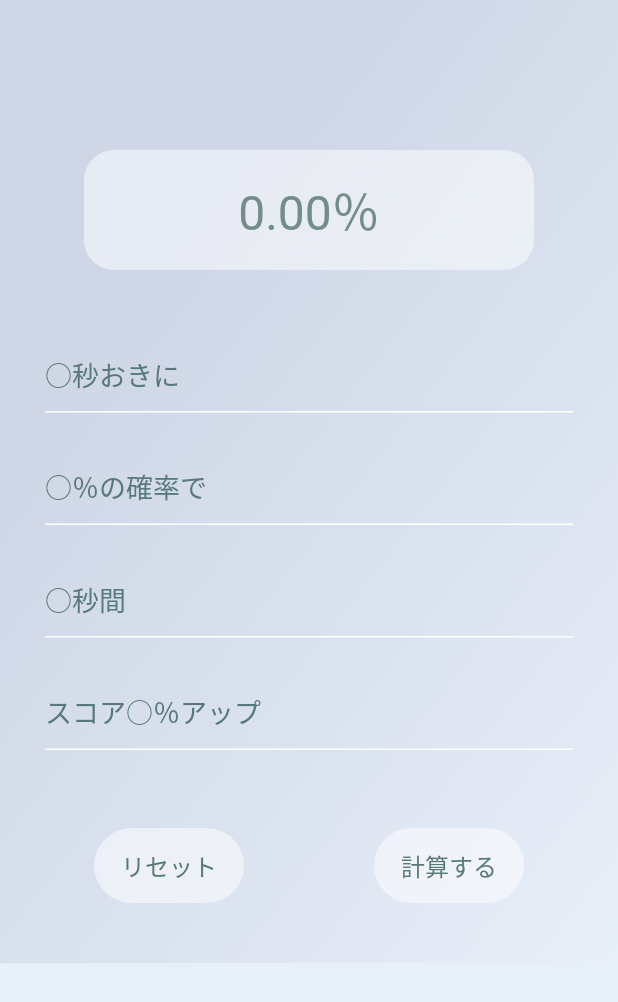
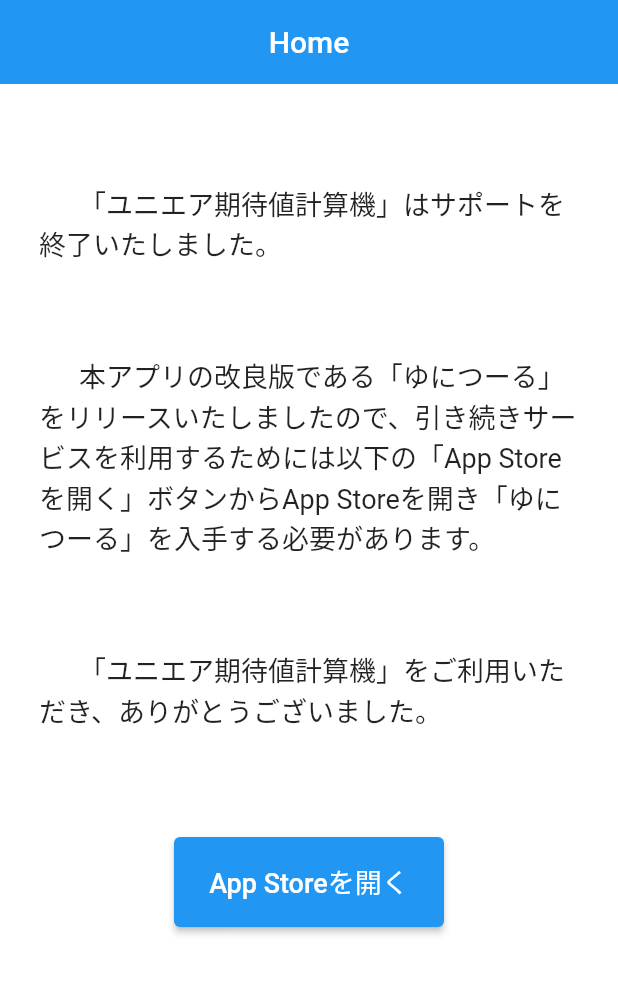
Before and after one commit to rerelurelu/UOA-EV-calculator, a Flutter app: the screen it shows after launch, on a phone screen of 412 x 824 dp. Shown: the top 1002 px of the screen. Run offline on Flutter 3.47's test engine with Material 2 defaults, Android fonts, the phone set to English and light mode, and no system bars; drawn by our look-alikes of keyboard_actions; our stand-ins replace flutter_riverpod; missing offline and left inert: launch_review.

Commit message:
✨ feat: Add new screen

```diff
--- a/lib/main.dart
+++ b/lib/main.dart
@@ -1,7 +1,7 @@
 import 'package:flutter/material.dart';
 import 'package:flutter_riverpod/flutter_riverpod.dart';
+import 'package:uoa_ev_calculator/view/new_install.dart';
 
-import './view/main_page.dart';
 import 'theme/theme_data.dart';
 
 void main() async {
@@ -21,7 +21,7 @@
           debugShowCheckedModeBanner: false,
           title: 'ユニエア 期待値計算機',
           theme: defaultTheme,
-          home: MainPage(),
+          home: NewInstall(),
         );
       },
     );
--- /dev/null
+++ b/lib/view/new_install.dart
@@ -0,0 +1,73 @@
+import 'package:flutter/material.dart';
+import 'package:launch_review/launch_review.dart';
+
+class NewInstall extends StatelessWidget {
+  @override
+  Widget build(BuildContext context) {
+    final _deviceHeight = MediaQuery.of(context).size.height;
+    final _deviceWidth = MediaQuery.of(context).size.width;
+
+    final paraOne = '''
+      「ユニエア期待値計算機」はサポートを終了いたしました。
+    ''';
+
+    final paraTwo = '''
+      本アプリの改良版である「ゆにつーる」をリリースいたしましたので、引き続きサービスを利用するためには以下の「App Storeを開く」ボタンからApp Storeを開き「ゆにつーる」を入手する必要があります。
+    ''';
+
+    final paraThree = '''
+      「ユニエア期待値計算機」をご利用いただき、ありがとうございました。
+    ''';
+
+    return Scaffold(
+      appBar: AppBar(
+        centerTitle: true,
+        title: Text('Home'),
+        elevation: 0,
+      ),
+      body: Center(
+        child: Container(
+          height: _deviceHeight,
+          width: _deviceWidth,
+          color: Colors.white,
+          child: Padding(
+            padding: const EdgeInsets.all(26),
+            child: Column(
+              children: [
+                SizedBox(height: 40),
+                Text(
+                  paraOne,
+                  style: TextStyle(fontSize: 18),
+                ),
+                SizedBox(height: 40),
+                Text(
+                  paraTwo,
+                  style: TextStyle(fontSize: 18),
+                ),
+                SizedBox(height: 40),
+                Text(
+                  paraThree,
+                  style: TextStyle(fontSize: 18),
+                ),
+                SizedBox(height: 50),
+                Container(
+                  height: 60,
+                  width: 180,
+                  child: ElevatedButton(
+                    child: Text(
+                      'App Storeを開く',
+                      style: TextStyle(fontSize: 18),
+                    ),
+                    onPressed: () {
+                      LaunchReview.launch(writeReview: false, iOSAppId: '1579173655');
+                    },
+                  ),
+                )
+              ],
+            ),
+          ),
+        ),
+      ),
+    );
+  }
+}
```
